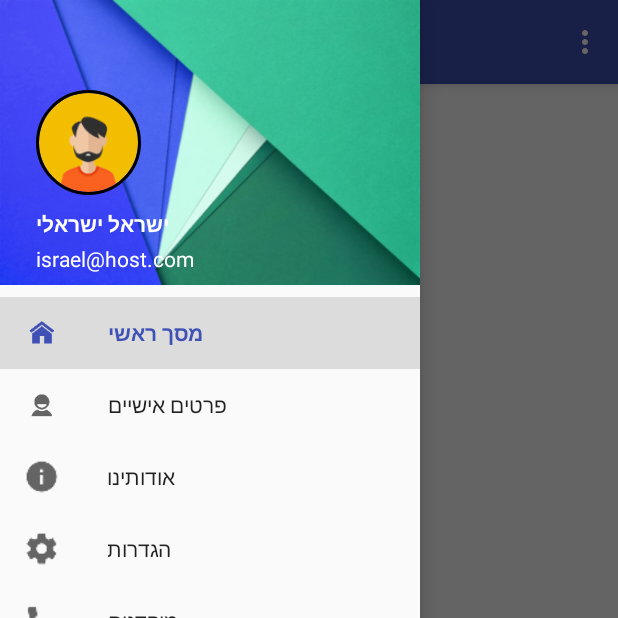
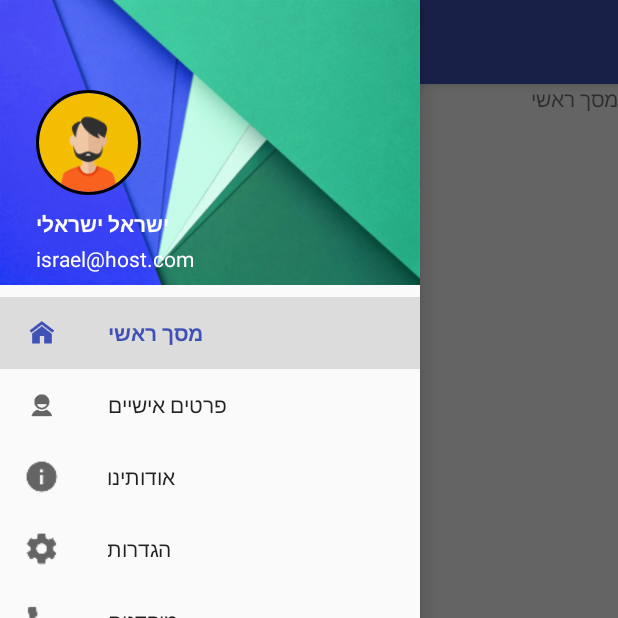
Before and after one commit to dordots/Yedidim, an Android app: the screen it shows after launch (MainPageActivity), with the side drawer open, on a phone screen of 412 x 824 dp, the top half of it. Run offline under Robolectric (Android 15) with nearby library versions, the phone set to English and light mode, and no system bars; our stand-ins replace CircleImageView.

Commit message:
Sidebar with fragments - full functionality, operates as SPA.

```diff
--- a/app/src/main/java/com/startach/yedidim/MainPageActivity.java
+++ b/app/src/main/java/com/startach/yedidim/MainPageActivity.java
@@ -1,22 +1,36 @@
 package com.startach.yedidim;
 
-import android.app.FragmentTransaction;
+import android.content.Context;
+import android.support.v4.app.FragmentTransaction;
 import android.os.Bundle;
-import android.support.design.widget.FloatingActionButton;
-import android.support.design.widget.Snackbar;
+import android.support.design.widget.NavigationView;
 import android.support.v4.app.Fragment;
-import android.view.View;
-import android.support.design.widget.NavigationView;
+import android.support.v4.app.FragmentManager;
 import android.support.v4.view.GravityCompat;
 import android.support.v4.widget.DrawerLayout;
 import android.support.v7.app.ActionBarDrawerToggle;
 import android.support.v7.app.AppCompatActivity;
 import android.support.v7.widget.Toolbar;
+import android.util.Log;
 import android.view.Menu;
 import android.view.MenuItem;
+import android.view.Window;
+import android.view.WindowManager;
+import android.view.inputmethod.InputMethodManager;
+
+import com.startach.yedidim.MainPageFragments.AboutUsFragment;
+import com.startach.yedidim.MainPageFragments.DispatchersFragment;
+import com.startach.yedidim.MainPageFragments.MainPageFragment;
+import com.startach.yedidim.MainPageFragments.PersonalInfoFragment;
+import com.startach.yedidim.MainPageFragments.SettingsFragment;
 
 public class MainPageActivity extends AppCompatActivity
         implements NavigationView.OnNavigationItemSelectedListener {
+    private Fragment personalFragment = new PersonalInfoFragment();
+    private Fragment mainFragment = new MainPageFragment();
+    private Fragment settingsFragment = new SettingsFragment();
+    private Fragment aboutUsFragment = new AboutUsFragment();
+    private Fragment dispatcherFragment = new DispatchersFragment();
 
     @Override
     protected void onCreate(Bundle savedInstanceState) {
@@ -33,38 +47,24 @@ public class MainPageActivity extends AppCompatActivity
 
         NavigationView navigationView = (NavigationView) findViewById(R.id.nav_view);
         navigationView.setNavigationItemSelectedListener(this);
+
+        startFragment(mainFragment);
+    }
+
+    @Override
+    protected void onResume() {
+        super.onResume();
     }
 
     @Override
     public void onBackPressed() {
         DrawerLayout drawer = (DrawerLayout) findViewById(R.id.drawer_layout);
+
         if (drawer.isDrawerOpen(GravityCompat.START)) {
             drawer.closeDrawer(GravityCompat.START);
         } else {
-            super.onBackPressed();
+            moveTaskToBack(true);
         }
-    }
-
-    @Override
-    public boolean onCreateOptionsMenu(Menu menu) {
-        // Inflate the menu; this adds items to the action bar if it is present.
-        getMenuInflater().inflate(R.menu.main_page, menu);
-        return true;
-    }
-
-    @Override
-    public boolean onOptionsItemSelected(MenuItem item) {
-        // Handle action bar item clicks here. The action bar will
-        // automatically handle clicks on the Home/Up button, so long
-        // as you specify a parent activity in AndroidManifest.xml.
-        int id = item.getItemId();
-
-        //noinspection SimplifiableIfStatement
-        if (id == R.id.action_settings) {
-            return true;
-        }
-
-        return super.onOptionsItemSelected(item);
     }
 
     @SuppressWarnings("StatementWithEmptyBody")
@@ -73,18 +73,39 @@ public class MainPageActivity extends AppCompatActivity
         // Handle navigation view item clicks here.
         int id = item.getItemId();
 
-        if (id == R.id.nav_personal_info) {
-            // Handle the camera action
+        if (id == R.id.nav_main_screen) {
+            setTitle(R.string.main_page);
+            startFragment(mainFragment);
+        } else if (id == R.id.nav_personal_info) {
+            setTitle(R.string.title_nav_personal_information);
+            startFragment(personalFragment);
         } else if (id == R.id.nav_settings) {
+            setTitle(R.string.title_nav_settings);
+            startFragment(settingsFragment);
+        } else if (id == R.id.nav_about_us) {
+            setTitle(R.string.title_nav_about_us);
+            startFragment(aboutUsFragment);
+        } else if (id == R.id.nav_dispatchers) {
+            setTitle(R.string.title_nav_dispatchers);
+            startFragment(dispatcherFragment);
+        }
 
-        } else if (id == R.id.nav_about_us) {
-
-        } else if (id == R.id.nav_mokdanim) {
-
+        if (getCurrentFocus() != null) {
+            InputMethodManager imm = (InputMethodManager)getSystemService(Context.INPUT_METHOD_SERVICE);
+            imm.hideSoftInputFromWindow(getCurrentFocus().getWindowToken(), 0);
         }
 
         DrawerLayout drawer = (DrawerLayout) findViewById(R.id.drawer_layout);
         drawer.closeDrawer(GravityCompat.START);
         return true;
     }
+
+    private void startFragment(Fragment fragment) {
+        FragmentManager manager = getSupportFragmentManager();
+        FragmentTransaction transaction = manager.beginTransaction();
+
+        transaction.replace(R.id.fragmentHolder, fragment);
+        transaction.disallowAddToBackStack();
+        transaction.commit();
+    }
 }
--- /dev/null
+++ b/app/src/main/java/com/startach/yedidim/MainPageFragments/AboutUsFragment.java
@@ -0,0 +1,30 @@
+package com.startach.yedidim.MainPageFragments;
+
+
+import android.os.Bundle;
+import android.support.v4.app.Fragment;
+import android.view.LayoutInflater;
+import android.view.View;
+import android.view.ViewGroup;
+
+import com.startach.yedidim.R;
+
+/**
+ * A simple {@link Fragment} subclass.
+ */
+public class AboutUsFragment extends Fragment {
+
+
+    public AboutUsFragment() {
+        // Required empty public constructor
+    }
+
+
+    @Override
+    public View onCreateView(LayoutInflater inflater, ViewGroup container,
+                             Bundle savedInstanceState) {
+        // Inflate the layout for this fragment
+        return inflater.inflate(R.layout.fragment_about_us, container, false);
+    }
+
+}
--- /dev/null
+++ b/app/src/main/java/com/startach/yedidim/MainPageFragments/DispatchersFragment.java
@@ -0,0 +1,30 @@
+package com.startach.yedidim.MainPageFragments;
+
+
+import android.os.Bundle;
+import android.support.v4.app.Fragment;
+import android.view.LayoutInflater;
+import android.view.View;
+import android.view.ViewGroup;
+
+import com.startach.yedidim.R;
+
+/**
+ * A simple {@link Fragment} subclass.
+ */
+public class DispatchersFragment extends Fragment {
+
+
+    public DispatchersFragment() {
+        // Required empty public constructor
+    }
+
+
+    @Override
+    public View onCreateView(LayoutInflater inflater, ViewGroup container,
+                             Bundle savedInstanceState) {
+        // Inflate the layout for this fragment
+        return inflater.inflate(R.layout.fragment_dispatchers, container, false);
+    }
+
+}
--- /dev/null
+++ b/app/src/main/java/com/startach/yedidim/MainPageFragments/MainPageFragment.java
@@ -0,0 +1,31 @@
+package com.startach.yedidim.MainPageFragments;
+
+
+import android.os.Bundle;
+import android.support.v4.app.Fragment;
+import android.view.LayoutInflater;
+import android.view.View;
+import android.view.ViewGroup;
+
+import com.startach.yedidim.R;
+
+
+/**
+ * A simple {@link Fragment} subclass.
+ */
+public class MainPageFragment extends Fragment {
+
+
+    public MainPageFragment() {
+        // Required empty public constructor
+    }
+
+
+    @Override
+    public View onCreateView(LayoutInflater inflater, ViewGroup container,
+                             Bundle savedInstanceState) {
+        // Inflate the layout for this fragment
+        return inflater.inflate(R.layout.fragment_main_page, container, false);
+    }
+
+}
--- /dev/null
+++ b/app/src/main/java/com/startach/yedidim/MainPageFragments/PersonalInfoFragment.java
@@ -0,0 +1,31 @@
+package com.startach.yedidim.MainPageFragments;
+
+
+import android.os.Bundle;
+import android.support.v4.app.Fragment;
+import android.view.LayoutInflater;
+import android.view.View;
+import android.view.ViewGroup;
+
+import com.startach.yedidim.R;
+
+
+/**
+ * A simple {@link Fragment} subclass.
+ */
+public class PersonalInfoFragment extends Fragment {
+
+
+    public PersonalInfoFragment() {
+        // Required empty public constructor
+    }
+
+
+    @Override
+    public View onCreateView(LayoutInflater inflater, ViewGroup container,
+                             Bundle savedInstanceState) {
+        // Inflate the layout for this fragment
+        return inflater.inflate(R.layout.fragment_personal_info, container, false);
+    }
+
+}
--- a/app/src/main/java/com/startach/yedidim/BlankFragment.java
+++ b/app/src/main/java/com/startach/yedidim/MainPageFragments/SettingsFragment.java
@@ -1,4 +1,4 @@
-package com.startach.yedidim;
+package com.startach.yedidim.MainPageFragments;
 
 
 import android.os.Bundle;
@@ -7,14 +7,15 @@ import android.view.LayoutInflater;
 import android.view.View;
 import android.view.ViewGroup;
 
+import com.startach.yedidim.R;
 
 /**
  * A simple {@link Fragment} subclass.
  */
-public class BlankFragment extends Fragment {
+public class SettingsFragment extends Fragment {
 
 
-    public BlankFragment() {
+    public SettingsFragment() {
         // Required empty public constructor
     }
 
@@ -23,7 +24,7 @@ public class BlankFragment extends Fragment {
     public View onCreateView(LayoutInflater inflater, ViewGroup container,
                              Bundle savedInstanceState) {
         // Inflate the layout for this fragment
-        return inflater.inflate(R.layout.fragment_blank, container, false);
+        return inflater.inflate(R.layout.fragment_settings, container, false);
     }
 
 }
--- a/app/src/main/res/layout/content_main_page.xml
+++ b/app/src/main/res/layout/content_main_page.xml
@@ -6,6 +6,7 @@
     android:layout_height="match_parent"
     app:layout_behavior="@string/appbar_scrolling_view_behavior"
     tools:context="com.startach.yedidim.MainPageActivity"
-    tools:showIn="@layout/app_bar_main_page">
+    tools:showIn="@layout/app_bar_main_page"
+    android:id="@+id/fragmentHolder">
 
 </android.support.constraint.ConstraintLayout>
--- a/app/src/main/res/layout/fragment_blank.xml
+++ b/app/src/main/res/layout/fragment_main_page.xml
@@ -2,12 +2,12 @@
     xmlns:tools="http://schemas.android.com/tools"
     android:layout_width="match_parent"
     android:layout_height="match_parent"
-    tools:context="com.startach.yedidim.BlankFragment">
+    tools:context="com.startach.yedidim.MainPageFragments.MainPageFragment">
 
     <!-- TODO: Update blank fragment layout -->
     <TextView
         android:layout_width="match_parent"
         android:layout_height="match_parent"
-        android:text="@string/hello_blank_fragment" />
+        android:text="@string/title_nav_main_page" />
 
 </FrameLayout>
--- a/app/src/main/res/menu/activity_main_page_drawer.xml
+++ b/app/src/main/res/menu/activity_main_page_drawer.xml
@@ -5,24 +5,24 @@
         <item
             android:id="@+id/nav_main_screen"
             android:icon="@drawable/ic_action_home"
-            android:title="מסך ראשי"
+            android:title="@string/title_nav_main_page"
             android:checked="true"/>
         <item
             android:id="@+id/nav_personal_info"
             android:icon="@drawable/ic_action_user"
-            android:title="פרטים אישיים" />
+            android:title="@string/title_nav_personal_information" />
         <item
             android:id="@+id/nav_about_us"
             android:icon="@drawable/ic_info"
-            android:title="אודותינו" />
+            android:title="@string/title_nav_about_us" />
         <item
             android:id="@+id/nav_settings"
             android:icon="@drawable/ic_settings"
-            android:title="הגדרות" />
+            android:title="@string/title_nav_settings" />
         <item
-            android:id="@+id/nav_mokdanim"
+            android:id="@+id/nav_dispatchers"
             android:icon="@drawable/ic_call"
-            android:title="מוקדנים" />
+            android:title="@string/title_nav_dispatchers" />
     </group>
 
 </menu>
--- a/app/src/main/res/menu/main_page.xml
+++ /dev/null
@@ -1,9 +0,0 @@
-<?xml version="1.0" encoding="utf-8"?>
-<menu xmlns:android="http://schemas.android.com/apk/res/android"
-    xmlns:app="http://schemas.android.com/apk/res-auto">
-    <item
-        android:id="@+id/action_settings"
-        android:orderInCategory="100"
-        android:title="@string/action_settings"
-        app:showAsAction="never" />
-</menu>
--- a/app/src/main/res/values/strings.xml
+++ b/app/src/main/res/values/strings.xml
@@ -54,13 +54,14 @@
     <string name="first_page_variable">isFirstTime</string>
     <string name="main_page_id">main_page_id</string>
     <string name="personal_information_id">personal_information_id</string>
-    <string name="title_activity_main_page">מסך ראשי</string>
+    <string name="title_nav_main_page">מסך ראשי</string>
+    <string name="title_nav_personal_information">פרטים אישיים</string>
+    <string name="title_nav_settings">הגדרות</string>
+    <string name="title_nav_about_us">אודותינו</string>
+    <string name="title_nav_dispatchers">מוקדנים</string>
 
     <string name="navigation_drawer_open">Open navigation drawer</string>
     <string name="navigation_drawer_close">Close navigation drawer</string>
 
     <string name="action_settings">Settings</string>
-
-    <!-- TODO: Remove or change this placeholder text -->
-    <string name="hello_blank_fragment">Hello blank fragment</string>
 </resources>
```
Also changed, not shown: app/src/main/AndroidManifest.xml (+2 -7 lines), app/src/main/res/layout/fragment_about_us.xml (added, +13 -0 lines), app/src/main/res/layout/fragment_dispatchers.xml (added, +13 -0 lines), app/src/main/res/layout/fragment_personal_info.xml (added, +21 -0 lines), app/src/main/res/layout/fragment_settings.xml (added, +13 -0 lines).
